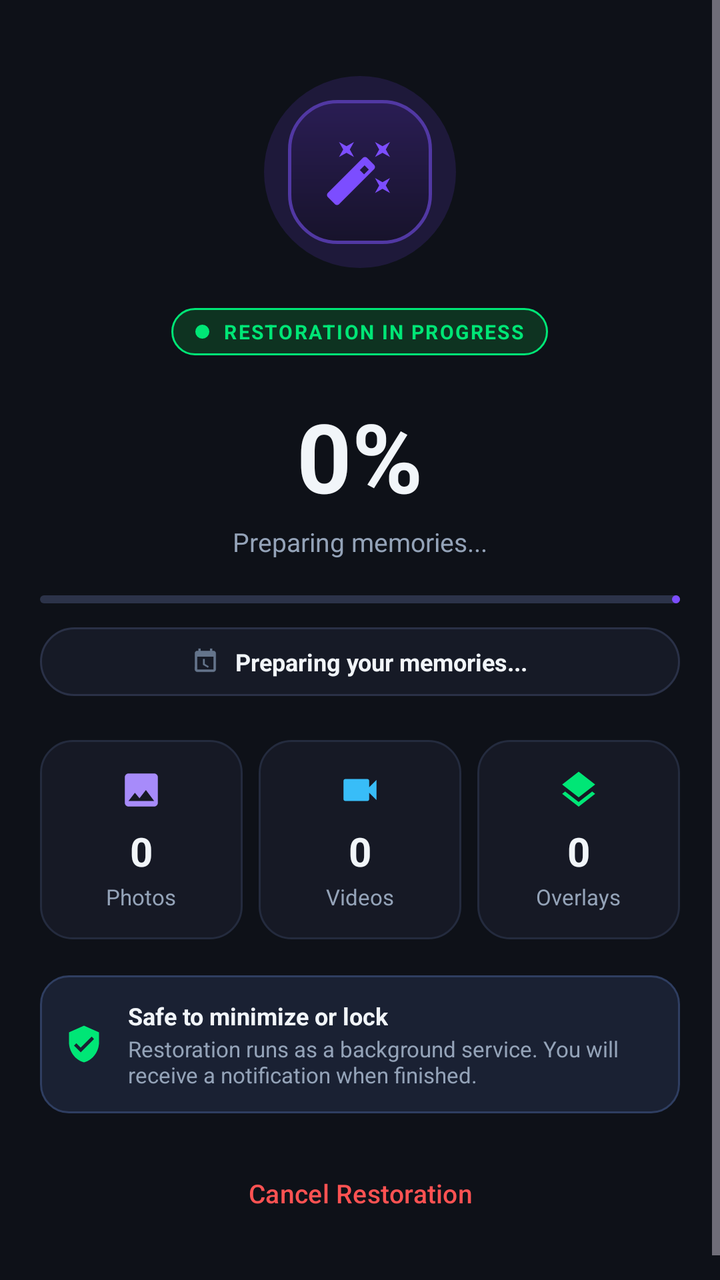
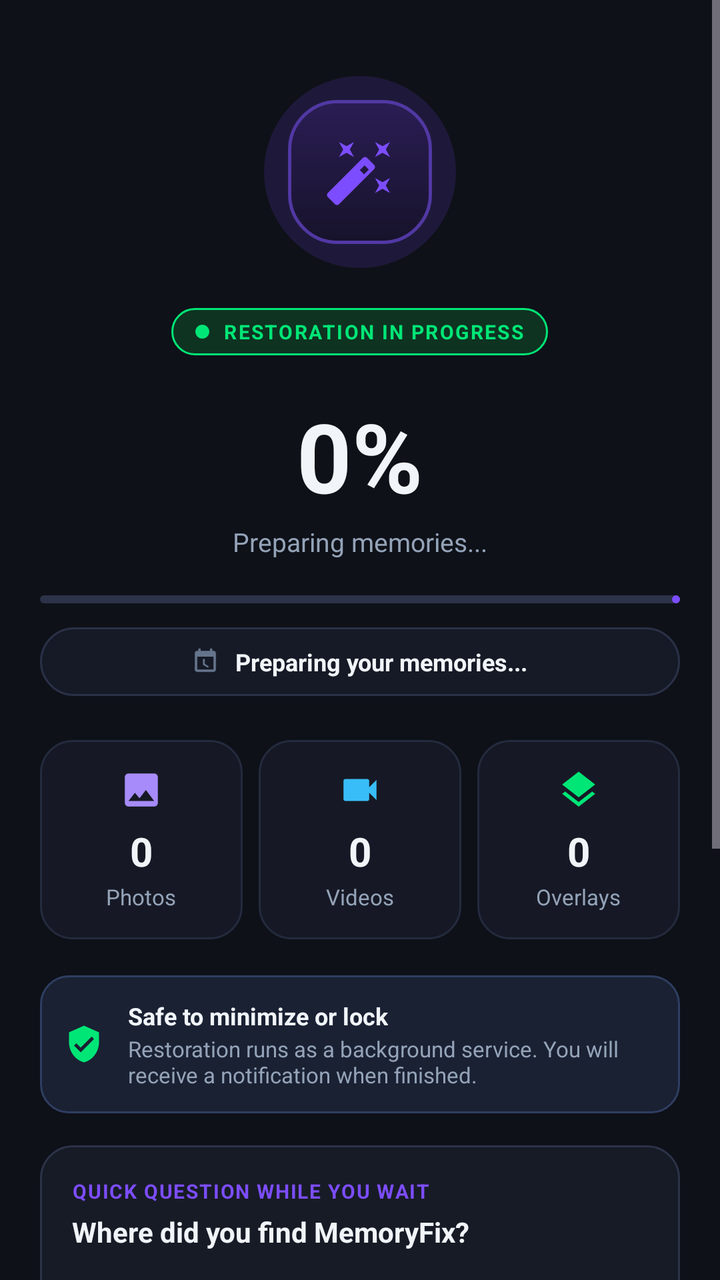

Before-and-after screenshots of an Android layout around one commit, followed by the original layout XML and the change that was made.
<!-- AndroidManifest.xml: application theme Theme.MemoryFix -->
<!-- res/layout/fragment_processing.xml -->
<?xml version="1.0" encoding="utf-8"?>
<ScrollView xmlns:android="http://schemas.android.com/apk/res/android"
    xmlns:app="http://schemas.android.com/apk/res-auto"
    android:layout_width="match_parent"
    android:layout_height="match_parent"
    android:background="@color/bg_dark"
    android:fillViewport="true">

    <LinearLayout
        android:layout_width="match_parent"
        android:layout_height="wrap_content"
        android:gravity="center_horizontal"
        android:orientation="vertical"
        android:paddingHorizontal="20dp"
        android:paddingVertical="32dp">

        
        <View
            android:layout_width="match_parent"
            android:layout_height="0dp"
            android:layout_weight="0.4" />

        
        <FrameLayout
            android:id="@+id/layoutHeroOrb"
            android:layout_width="108dp"
            android:layout_height="108dp">

            
            <View
                android:id="@+id/viewPulseGlow"
                android:layout_width="96dp"
                android:layout_height="96dp"
                android:layout_gravity="center"
                android:background="@drawable/bg_pulse_glow" />

            
            <FrameLayout
                android:layout_width="72dp"
                android:layout_height="72dp"
                android:layout_gravity="center"
                android:background="@drawable/bg_processing_orb"
                android:padding="18dp">

                <ImageView
                    android:id="@+id/ivAnimatedIcon"
                    android:layout_width="match_parent"
                    android:layout_height="match_parent"
                    android:src="@drawable/ic_auto_fix"
                    app:tint="@color/primary" />
            </FrameLayout>
        </FrameLayout>

        
        <LinearLayout
            android:layout_width="wrap_content"
            android:layout_height="wrap_content"
            android:layout_marginTop="14dp"
            android:background="@drawable/bg_badge_pill"
            android:gravity="center_vertical"
            android:orientation="horizontal"
            android:paddingHorizontal="12dp"
            android:paddingVertical="5dp">

            <View
                android:id="@+id/viewLiveDot"
                android:layout_width="7dp"
                android:layout_height="7dp"
                android:layout_marginEnd="7dp"
                android:background="@drawable/bg_live_dot" />

            <TextView
                android:layout_width="wrap_content"
                android:layout_height="wrap_content"
                android:letterSpacing="0.08"
                android:text="@string/processing_live_badge"
                android:textColor="@color/accent"
                android:textSize="10sp"
                android:textStyle="bold" />
        </LinearLayout>

        
        <TextView
            android:id="@+id/tvProgressPercentage"
            android:layout_width="wrap_content"
            android:layout_height="wrap_content"
            android:layout_marginTop="18dp"
            android:text="0%"
            android:textColor="@color/text_primary"
            android:textSize="48sp"
            android:textStyle="bold" />

        
        <TextView
            android:id="@+id/tvItemCounter"
            android:layout_width="wrap_content"
            android:layout_height="wrap_content"
            android:layout_marginTop="2dp"
            android:text="Preparing memories..."
            android:textColor="@color/text_secondary"
            android:textSize="13sp" />

        
        <com.google.android.material.progressindicator.LinearProgressIndicator
            android:id="@+id/progressLinear"
            android:layout_width="match_parent"
            android:layout_height="8dp"
            android:layout_marginTop="18dp"
            app:indicatorColor="@color/primary"
            app:trackColor="@color/surface_border"
            app:trackCornerRadius="4dp" />

        
        <LinearLayout
            android:id="@+id/layoutStatusPill"
            android:layout_width="match_parent"
            android:layout_height="wrap_content"
            android:layout_marginTop="12dp"
            android:background="@drawable/bg_status_pill"
            android:gravity="center"
            android:orientation="horizontal"
            android:paddingHorizontal="14dp"
            android:paddingVertical="9dp">

            <ImageView
                android:layout_width="14dp"
                android:layout_height="14dp"
                android:layout_marginEnd="8dp"
                android:src="@drawable/ic_calendar_clock"
                app:tint="@color/text_tertiary" />

            <TextView
                android:id="@+id/tvSingleStatus"
                android:layout_width="wrap_content"
                android:layout_height="wrap_content"
                android:ellipsize="middle"
                android:singleLine="true"
                android:text="Preparing your memories..."
                android:textColor="@color/text_primary"
                android:textSize="12sp"
                android:textStyle="bold" />
        </LinearLayout>

        
        <LinearLayout
            android:layout_width="match_parent"
            android:layout_height="wrap_content"
            android:layout_marginTop="22dp"
            android:orientation="horizontal">

            
            <LinearLayout
                android:layout_width="0dp"
                android:layout_height="wrap_content"
                android:layout_marginEnd="8dp"
                android:layout_weight="1"
                android:background="@drawable/bg_stat_card"
                android:gravity="center"
                android:orientation="vertical"
                android:paddingVertical="14dp"
                android:paddingHorizontal="8dp">

                <ImageView
                    android:layout_width="22dp"
                    android:layout_height="22dp"
                    android:src="@drawable/ic_photo"
                    app:tint="@color/photo_purple" />

                <TextView
                    android:id="@+id/tvLivePhotosFixed"
                    android:layout_width="wrap_content"
                    android:layout_height="wrap_content"
                    android:layout_marginTop="6dp"
                    android:text="0"
                    android:textColor="@color/text_primary"
                    android:textSize="20sp"
                    android:textStyle="bold" />

                <TextView
                    android:layout_width="wrap_content"
                    android:layout_height="wrap_content"
                    android:layout_marginTop="2dp"
                    android:text="Photos"
                    android:textColor="@color/text_secondary"
                    android:textSize="11sp" />
            </LinearLayout>

            
            <LinearLayout
                android:layout_width="0dp"
                android:layout_height="wrap_content"
                android:layout_marginEnd="8dp"
                android:layout_weight="1"
                android:background="@drawable/bg_stat_card"
                android:gravity="center"
                android:orientation="vertical"
                android:paddingVertical="14dp"
                android:paddingHorizontal="8dp">

                <ImageView
                    android:layout_width="22dp"
                    android:layout_height="22dp"
                    android:src="@drawable/ic_videocam"
                    app:tint="@color/video_blue" />

                <TextView
                    android:id="@+id/tvLiveVideosFixed"
                    android:layout_width="wrap_content"
                    android:layout_height="wrap_content"
                    android:layout_marginTop="6dp"
                    android:text="0"
                    android:textColor="@color/text_primary"
                    android:textSize="20sp"
                    android:textStyle="bold" />

                <TextView
                    android:layout_width="wrap_content"
                    android:layout_height="wrap_content"
                    android:layout_marginTop="2dp"
                    android:text="Videos"
                    android:textColor="@color/text_secondary"
                    android:textSize="11sp" />
            </LinearLayout>

            
            <LinearLayout
                android:layout_width="0dp"
                android:layout_height="wrap_content"
                android:layout_weight="1"
                android:background="@drawable/bg_stat_card"
                android:gravity="center"
                android:orientation="vertical"
                android:paddingVertical="14dp"
                android:paddingHorizontal="8dp">

                <ImageView
                    android:layout_width="22dp"
                    android:layout_height="22dp"
                    android:src="@drawable/ic_layers"
                    app:tint="@color/accent" />

                <TextView
                    android:id="@+id/tvLiveOverlaysMerged"
                    android:layout_width="wrap_content"
                    android:layout_height="wrap_content"
                    android:layout_marginTop="6dp"
                    android:text="0"
                    android:textColor="@color/text_primary"
                    android:textSize="20sp"
                    android:textStyle="bold" />

                <TextView
                    android:layout_width="wrap_content"
                    android:layout_height="wrap_content"
                    android:layout_marginTop="2dp"
                    android:text="Overlays"
                    android:textColor="@color/text_secondary"
                    android:textSize="11sp" />
            </LinearLayout>
        </LinearLayout>

        
        <LinearLayout
            android:layout_width="match_parent"
            android:layout_height="wrap_content"
            android:layout_marginTop="18dp"
            android:background="@drawable/bg_tip_card"
            android:gravity="center_vertical"
            android:orientation="horizontal"
            android:padding="12dp">

            <ImageView
                android:layout_width="20dp"
                android:layout_height="20dp"
                android:layout_marginEnd="12dp"
                android:src="@drawable/ic_shield_check"
                app:tint="@color/accent" />

            <LinearLayout
                android:layout_width="0dp"
                android:layout_height="wrap_content"
                android:layout_weight="1"
                android:orientation="vertical">

                <TextView
                    android:layout_width="wrap_content"
                    android:layout_height="wrap_content"
                    android:text="@string/processing_safe_title"
                    android:textColor="@color/text_primary"
                    android:textSize="12sp"
                    android:textStyle="bold" />

                <TextView
                    android:layout_width="wrap_content"
                    android:layout_height="wrap_content"
                    android:layout_marginTop="1dp"
                    android:text="@string/processing_safe_desc"
                    android:textColor="@color/text_secondary"
                    android:textSize="11sp" />
            </LinearLayout>
        </LinearLayout>

        
        <com.google.android.material.button.MaterialButton
            android:id="@+id/btnCancelProcessing"
            style="@style/Widget.Material3.Button.TextButton"
            android:layout_width="wrap_content"
            android:layout_height="wrap_content"
            android:layout_marginTop="16dp"
            android:text="@string/btn_cancel_processing"
            android:textColor="@color/error"
            android:textSize="13sp" />

        
        <View
            android:layout_width="match_parent"
            android:layout_height="0dp"
            android:layout_weight="0.6" />

    </LinearLayout>
</ScrollView>
<!-- resources referenced by this layout -->
<resources>
  <color name="accent">#00E676</color>
  <color name="bg_dark">#0E1118</color>
  <color name="error">#FF5252</color>
  <color name="photo_purple">#A78BFA</color>
  <color name="primary">#7C4DFF</color>
  <color name="surface_border">#2C3349</color>
  <color name="text_primary">#F1F5F9</color>
  <color name="text_secondary">#94A3B8</color>
  <color name="text_tertiary">#64748B</color>
  <color name="video_blue">#38BDF8</color>
  <!-- drawable bg_badge_pill (drawable) -->
  <?xml version="1.0" encoding="utf-8"?>
  <shape xmlns:android="http://schemas.android.com/apk/res/android"
      android:shape="rectangle">
      <solid android:color="@color/accent_container" />
      <corners android:radius="12dp" />
      <stroke android:width="1dp" android:color="@color/accent" />
  </shape>
  <!-- drawable bg_live_dot (drawable) -->
  <?xml version="1.0" encoding="utf-8"?>
  <shape xmlns:android="http://schemas.android.com/apk/res/android"
      android:shape="oval">
      <solid android:color="@color/accent" />
  </shape>
  <!-- drawable bg_pulse_glow (drawable) -->
  <?xml version="1.0" encoding="utf-8"?>
  <shape xmlns:android="http://schemas.android.com/apk/res/android"
      android:shape="oval">
      <solid android:color="#267C4DFF" />
  </shape>
  <!-- drawable bg_stat_card (drawable) -->
  <?xml version="1.0" encoding="utf-8"?>
  <shape xmlns:android="http://schemas.android.com/apk/res/android"
      android:shape="rectangle">
      <solid android:color="#161925" />
      <corners android:radius="16dp" />
      <stroke
          android:width="1dp"
          android:color="#242B3E" />
  </shape>
  <!-- drawable bg_status_pill (drawable) -->
  <?xml version="1.0" encoding="utf-8"?>
  <shape xmlns:android="http://schemas.android.com/apk/res/android"
      android:shape="rectangle">
      <solid android:color="#161A26" />
      <corners android:radius="20dp" />
      <stroke
          android:width="1dp"
          android:color="#2A3147" />
  </shape>
  <!-- drawable bg_tip_card (drawable) -->
  <?xml version="1.0" encoding="utf-8"?>
  <shape xmlns:android="http://schemas.android.com/apk/res/android"
      android:shape="rectangle">
      <solid android:color="#1A2133" />
      <corners android:radius="14dp" />
      <stroke android:width="1dp" android:color="#2F3E61" />
  </shape>
  <string name="btn_cancel_processing">Cancel Restoration</string>
  <string name="processing_live_badge">RESTORATION IN PROGRESS</string>
  <string name="processing_safe_desc">Restoration runs as a background service. You will receive a notification when finished.</string>
  <string name="processing_safe_title">Safe to minimize or lock</string>
  <color name="accent_container">#0E3321</color>
  <color name="primary_variant">#651FFF</color>
  <color name="on_primary">#FFFFFF</color>
  <color name="on_accent">#00391A</color>
  <color name="surface_card">#171B26</color>
  <!-- unchanged entries left out for length: 8 -->
</resources>

<!-- the commit's change to res/layout/fragment_processing.xml (unified diff, before → after) -->
@@ -301,6 +301,172 @@
         </LinearLayout>
 
         
+        <FrameLayout
+            android:id="@+id/cardReferralSurvey"
+            android:layout_width="match_parent"
+            android:layout_height="wrap_content"
+            android:layout_marginTop="16dp"
+            android:background="@drawable/bg_card"
+            android:padding="16dp">
+
+            
+            <LinearLayout
+                android:id="@+id/layoutSurveyContent"
+                android:layout_width="match_parent"
+                android:layout_height="wrap_content"
+                android:orientation="vertical">
+
+                <TextView
+                    android:layout_width="wrap_content"
+                    android:layout_height="wrap_content"
+                    android:letterSpacing="0.06"
+                    android:text="QUICK QUESTION WHILE YOU WAIT"
+                    android:textColor="@color/primary"
+                    android:textSize="10sp"
+                    android:textStyle="bold" />
+
+                <TextView
+                    android:layout_width="wrap_content"
+                    android:layout_height="wrap_content"
+                    android:layout_marginTop="4dp"
+                    android:text="Where did you find MemoryFix?"
+                    android:textColor="@color/text_primary"
+                    android:textSize="14sp"
+                    android:textStyle="bold" />
+
+                
+                <com.google.android.material.chip.ChipGroup
+                    android:id="@+id/chipGroupReferral"
+                    android:layout_width="match_parent"
+                    android:layout_height="wrap_content"
+                    android:layout_marginTop="12dp"
+                    app:chipSpacingHorizontal="8dp"
+                    app:chipSpacingVertical="8dp"
+                    app:singleLine="false">
+
+                    <com.google.android.material.chip.Chip
+                        android:id="@+id/chipReddit"
+                        style="@style/Widget.Material3.Chip.Assist"
+                        android:layout_width="wrap_content"
+                        android:layout_height="wrap_content"
+                        android:backgroundTint="@color/surface_card_elevated"
+                        android:text="🔴 Reddit"
+                        android:textColor="@color/text_primary"
+                        android:textSize="12sp"
+                        app:chipStrokeColor="@color/surface_border"
+                        app:chipStrokeWidth="1dp" />
+
+                    <com.google.android.material.chip.Chip
+                        android:id="@+id/chipGoogle"
+                        style="@style/Widget.Material3.Chip.Assist"
+                        android:layout_width="wrap_content"
+                        android:layout_height="wrap_content"
+                        android:backgroundTint="@color/surface_card_elevated"
+                        android:text="🔍 Google Search"
+                        android:textColor="@color/text_primary"
+                        android:textSize="12sp"
+                        app:chipStrokeColor="@color/surface_border"
+                        app:chipStrokeWidth="1dp" />
+
+                    <com.google.android.material.chip.Chip
+                        android:id="@+id/chipTikTok"
+                        style="@style/Widget.Material3.Chip.Assist"
+                        android:layout_width="wrap_content"
+                        android:layout_height="wrap_content"
+                        android:backgroundTint="@color/surface_card_elevated"
+                        android:text="🎵 TikTok / Reels"
+                        android:textColor="@color/text_primary"
+                        android:textSize="12sp"
+                        app:chipStrokeColor="@color/surface_border"
+                        app:chipStrokeWidth="1dp" />
+
+                    <com.google.android.material.chip.Chip
+                        android:id="@+id/chipYouTube"
+                        style="@style/Widget.Material3.Chip.Assist"
+                        android:layout_width="wrap_content"
+                        android:layout_height="wrap_content"
+                        android:backgroundTint="@color/surface_card_elevated"
+                        android:text="▶️ YouTube"
+                        android:textColor="@color/text_primary"
+                        android:textSize="12sp"
+                        app:chipStrokeColor="@color/surface_border"
+                        app:chipStrokeWidth="1dp" />
+
+                    <com.google.android.material.chip.Chip
+                        android:id="@+id/chipPlayStore"
+                        style="@style/Widget.Material3.Chip.Assist"
+                        android:layout_width="wrap_content"
+                        android:layout_height="wrap_content"
+                        android:backgroundTint="@color/surface_card_elevated"
+                        android:text="📱 Play Store"
+                        android:textColor="@color/text_primary"
+                        android:textSize="12sp"
+                        app:chipStrokeColor="@color/surface_border"
+                        app:chipStrokeWidth="1dp" />
+
+                    <com.google.android.material.chip.Chip
+                        android:id="@+id/chipFriend"
+                        style="@style/Widget.Material3.Chip.Assist"
+                        android:layout_width="wrap_content"
+                        android:layout_height="wrap_content"
+                        android:backgroundTint="@color/surface_card_elevated"
+                        android:text="👥 Friend / Family"
+                        android:textColor="@color/text_primary"
+                        android:textSize="12sp"
+                        app:chipStrokeColor="@color/surface_border"
+                        app:chipStrokeWidth="1dp" />
+
+                    <com.google.android.material.chip.Chip
+                        android:id="@+id/chipOther"
+                        style="@style/Widget.Material3.Chip.Assist"
+                        android:layout_width="wrap_content"
+                        android:layout_height="wrap_content"
+                        android:backgroundTint="@color/surface_card_elevated"
+                        android:text="💬 Other"
+                        android:textColor="@color/text_primary"
+                        android:textSize="12sp"
+                        app:chipStrokeColor="@color/surface_border"
+                        app:chipStrokeWidth="1dp" />
+
+                </com.google.android.material.chip.ChipGroup>
+            </LinearLayout>
+
+            
+            <LinearLayout
+                android:id="@+id/layoutSurveyThankYou"
+                android:layout_width="match_parent"
+                android:layout_height="wrap_content"
+                android:gravity="center"
+                android:orientation="vertical"
+                android:paddingVertical="16dp"
+                android:visibility="gone">
+
+                <ImageView
+                    android:layout_width="32dp"
+                    android:layout_height="32dp"
+                    android:src="@drawable/ic_check_circle"
+                    app:tint="@color/accent" />
+
+                <TextView
+                    android:layout_width="wrap_content"
+                    android:layout_height="wrap_content"
+                    android:layout_marginTop="8dp"
+                    android:text="Thanks for letting us know! 🙌"
+                    android:textColor="@color/text_primary"
+                    android:textSize="14sp"
+                    android:textStyle="bold" />
+
+                <TextView
+                    android:layout_width="wrap_content"
+                    android:layout_height="wrap_content"
+                    android:layout_marginTop="2dp"
+                    android:text="This helps us make MemoryFix even better."
+                    android:textColor="@color/text_secondary"
+                    android:textSize="11sp" />
+            </LinearLayout>
+        </FrameLayout>
+
+        
         <com.google.android.material.button.MaterialButton
             android:id="@+id/btnCancelProcessing"
             style="@style/Widget.Material3.Button.TextButton"
<!-- resource entries referenced after the edit -->
@@ -6,6 +6,7 @@
   <color name="photo_purple">#A78BFA</color>
   <color name="primary">#7C4DFF</color>
   <color name="surface_border">#2C3349</color>
+  <color name="surface_card_elevated">#212636</color>
   <color name="text_primary">#F1F5F9</color>
   <color name="text_secondary">#94A3B8</color>
   <color name="text_tertiary">#64748B</color>
@@ -17,6 +18,14 @@
       <solid android:color="@color/accent_container" />
       <corners android:radius="12dp" />
       <stroke android:width="1dp" android:color="@color/accent" />
+  </shape>
+  <!-- drawable bg_card (drawable) -->
+  <?xml version="1.0" encoding="utf-8"?>
+  <shape xmlns:android="http://schemas.android.com/apk/res/android"
+      android:shape="rectangle">
+      <solid android:color="@color/surface_card" />
+      <corners android:radius="16dp" />
+      <stroke android:width="1dp" android:color="@color/surface_border" />
   </shape>
   <!-- drawable bg_live_dot (drawable) -->
   <?xml version="1.0" encoding="utf-8"?>
@@ -58,6 +67,16 @@
       <corners android:radius="14dp" />
       <stroke android:width="1dp" android:color="#2F3E61" />
   </shape>
+  <!-- drawable ic_check_circle (drawable) -->
+  <vector xmlns:android="http://schemas.android.com/apk/res/android"
+      android:width="24dp"
+      android:height="24dp"
+      android:viewportWidth="24"
+      android:viewportHeight="24">
+    <path
+        android:fillColor="#FFFFFFFF"
+        android:pathData="M12,2C6.48,2 2,6.48 2,12s4.48,10 10,10 10,-4.48 10,-10S17.52,2 12,2zm-2,15l-5,-5 1.41,-1.41L10,14.17l7.59,-7.59L19,8l-9,9z"/>
+  </vector>
   <string name="btn_cancel_processing">Cancel Restoration</string>
   <string name="processing_live_badge">RESTORATION IN PROGRESS</string>
   <string name="processing_safe_desc">Restoration runs as a background service. You will receive a notification when finished.</string>
